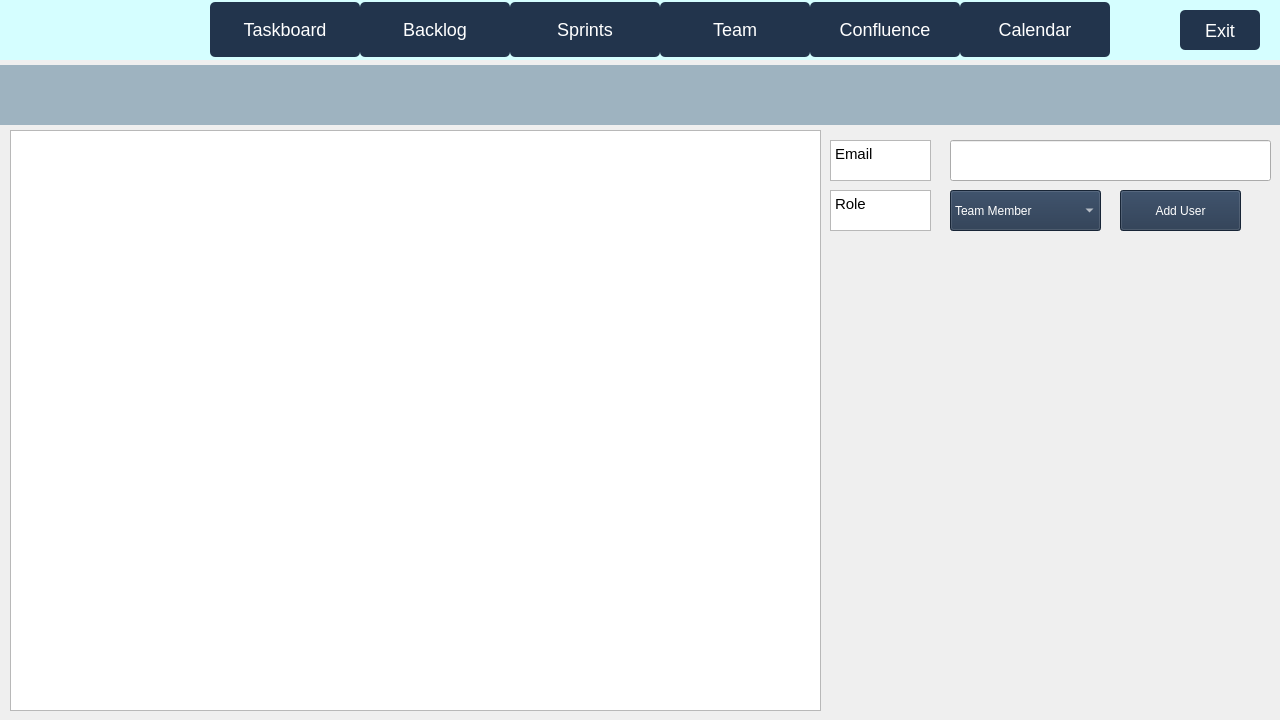
First picture: the form in code/Staging_Environment/Recovered/Staging_Environment_Recorverd/parentboard.ui, repository muazzamaqeel/Software-Project-CTS-5, before the edit.
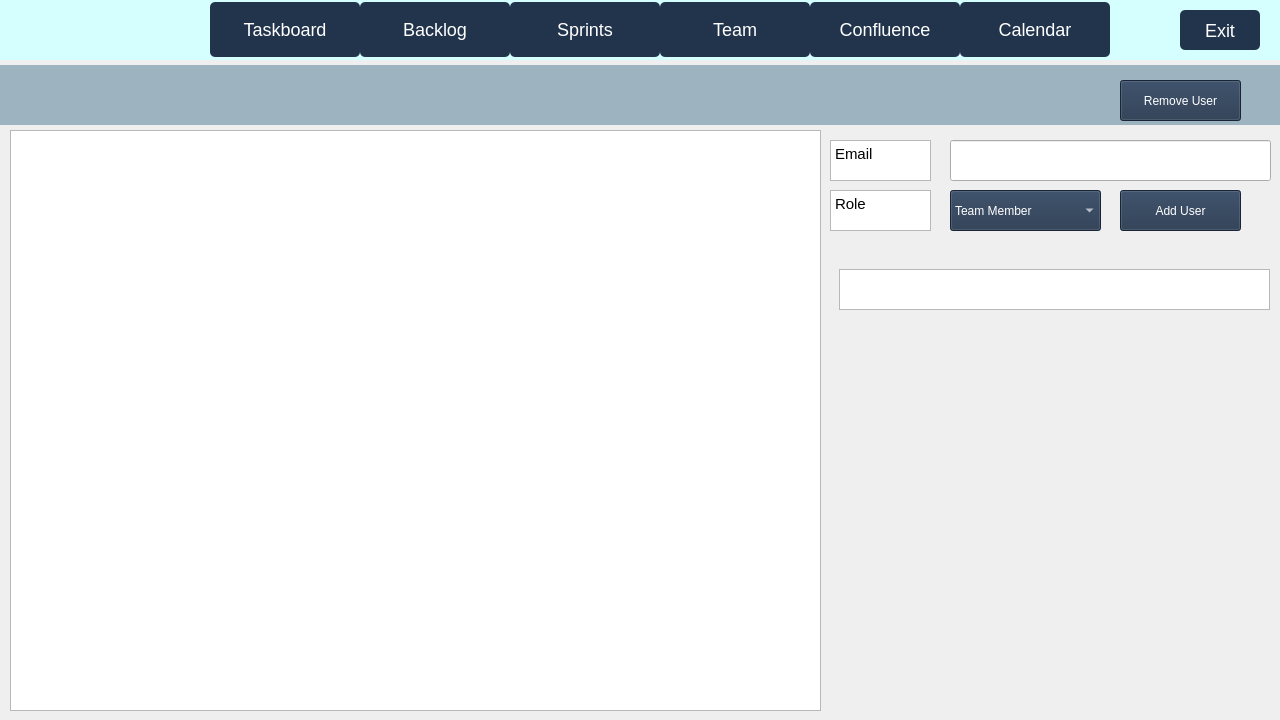
Second picture: the form after the edit. The open tabs and pages were chosen to show the change. Icons and pictures are not drawn.

Commit message: Delete user from project function

```diff
--- a/code/Staging_Environment/Recovered/Staging_Environment_Recorverd/parentboard.ui
+++ b/code/Staging_Environment/Recovered/Staging_Environment_Recorverd/parentboard.ui
@@ -626,7 +626,7 @@
        </size>
       </property>
       <property name="currentIndex">
-       <number>1</number>
+       <number>2</number>
       </property>
       <widget class="QWidget" name="taskboardPage">
        <property name="minimumSize">
@@ -743,7 +743,7 @@
                  <widget class="QComboBox" name="sprintDropdownT">
                   <property name="minimumSize">
                    <size>
-                    <width>138</width>
+                    <width>114</width>
                     <height>50</height>
                    </size>
                   </property>
@@ -1476,7 +1476,7 @@
                  <widget class="QComboBox" name="InputAssigneeT">
                   <property name="minimumSize">
                    <size>
-                    <width>128</width>
+                    <width>104</width>
                     <height>30</height>
                    </size>
                   </property>
@@ -1577,7 +1577,7 @@
                  <widget class="QComboBox" name="BL_SprintDropDownT">
                   <property name="minimumSize">
                    <size>
-                    <width>128</width>
+                    <width>104</width>
                     <height>30</height>
                    </size>
                   </property>
@@ -2704,6 +2704,44 @@
         <property name="autoFillBackground">
          <bool>true</bool>
         </property>
+        <widget class="QTextBrowser" name="TeamError_display">
+         <property name="geometry">
+          <rect>
+           <x>10</x>
+           <y>140</y>
+           <width>431</width>
+           <height>41</height>
+          </rect>
+         </property>
+         <property name="html">
+          <string>&lt;!DOCTYPE HTML PUBLIC &quot;-//W3C//DTD HTML 4.0//EN&quot; &quot;http://www.w3.org/TR/REC-html40/strict.dtd&quot;&gt;
+&lt;html&gt;&lt;head&gt;&lt;meta name=&quot;qrichtext&quot; content=&quot;1&quot; /&gt;&lt;meta charset=&quot;utf-8&quot; /&gt;&lt;style type=&quot;text/css&quot;&gt;
+p, li { white-space: pre-wrap; }
+hr { height: 1px; border-width: 0; }
+li.unchecked::marker { content: &quot;\2610&quot;; }
+li.checked::marker { content: &quot;\2612&quot;; }
+&lt;/style&gt;&lt;/head&gt;&lt;body style=&quot; font-family:'Segoe UI'; font-size:9pt; font-weight:400; font-style:normal;&quot;&gt;
+&lt;p style=&quot;-qt-paragraph-type:empty; margin-top:0px; margin-bottom:0px; margin-left:0px; margin-right:0px; -qt-block-indent:0; text-indent:0px;&quot;&gt;&lt;br /&gt;&lt;/p&gt;&lt;/body&gt;&lt;/html&gt;</string>
+         </property>
+        </widget>
+       </widget>
+       <widget class="QPushButton" name="RemoveUser_Button">
+        <property name="geometry">
+         <rect>
+          <x>1120</x>
+          <y>20</y>
+          <width>121</width>
+          <height>41</height>
+         </rect>
+        </property>
+        <property name="styleSheet">
+         <string notr="true">background-color: #22344C;
+color: rgb(255, 255, 255);
+</string>
+        </property>
+        <property name="text">
+         <string>Remove User</string>
+        </property>
        </widget>
        <zorder>widget</zorder>
        <zorder>toplabelB_3</zorder>
@@ -2713,6 +2751,7 @@
        <zorder>display_firstname</zorder>
        <zorder>display_role</zorder>
        <zorder>comboBox_role</zorder>
+       <zorder>RemoveUser_Button</zorder>
       </widget>
       <widget class="QWidget" name="sprintsPage">
        <widget class="QListView" name="sprint_listView">
```
The commit also changes 3 other files.
